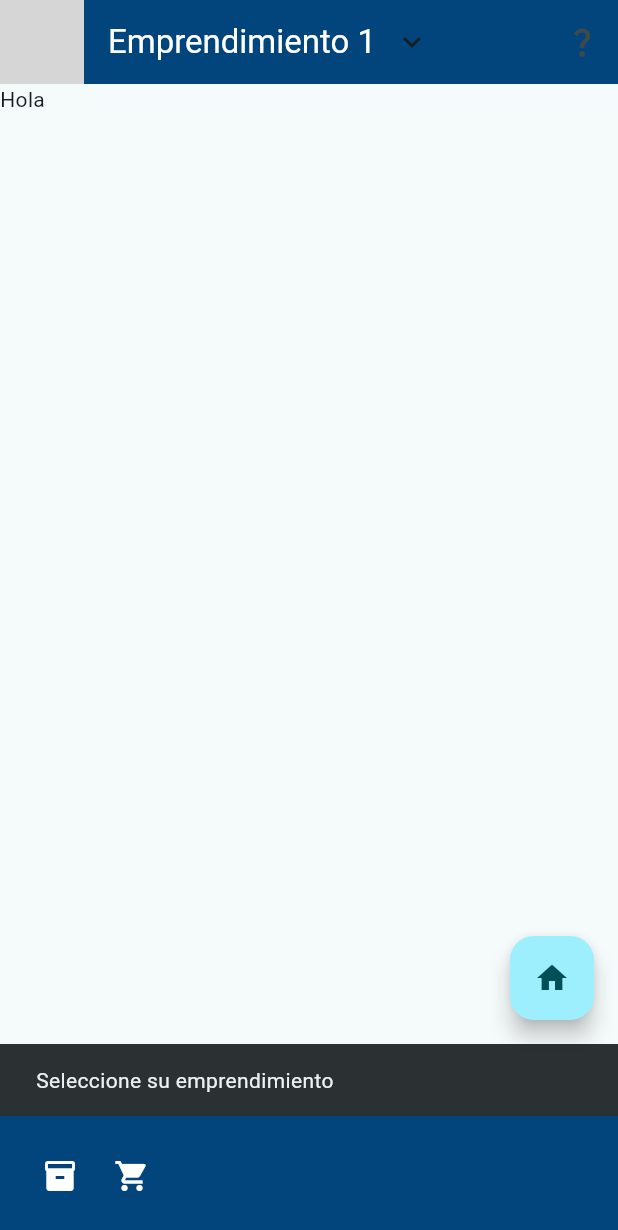
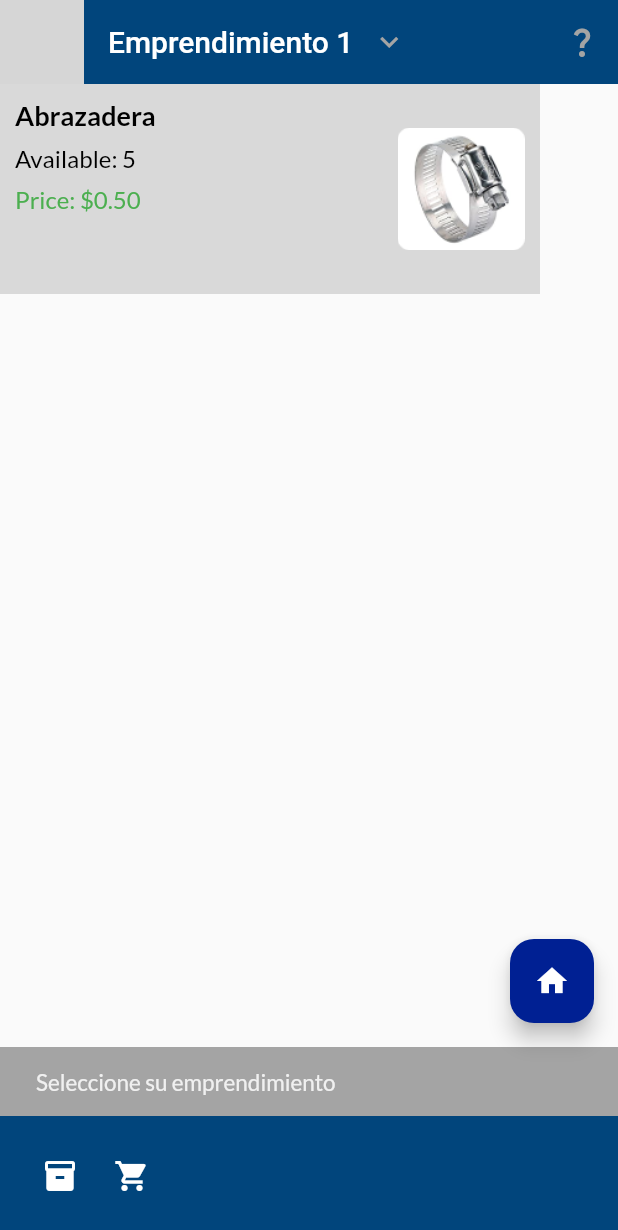
Before and after one commit to caloja1014/renters_io_taws, a Flutter app: the Stock screen opened by its route, after a tap on the "expand more" icon, on a phone screen of 412 x 824 dp. Shown: the top 1230 px of the screen. Run offline on Flutter 3.47's test engine with Material 2 defaults, Android fonts, the phone set to English and light mode, and no system bars; network calls fail; grey boxes are pictures that could not be loaded.

Commit message:
searchbar + product item component

```diff
--- /dev/null
+++ b/lib/components/product.dart
@@ -0,0 +1,72 @@
+import 'package:flutter/material.dart';
+
+class Product extends StatelessWidget {
+  final String name;
+  final int availableAmount;
+  final double price;
+  final String imageRoute;
+
+  const Product({
+    super.key,
+    required this.name,
+    required this.availableAmount,
+    required this.price,
+    required this.imageRoute,
+  });
+
+  @override
+  Widget build(BuildContext context) {
+    return Container(
+      width: 360.0,
+      height: 140, // Adjust the width as needed
+      color: Color(0xFFD9D9D9), // Background color
+      padding: EdgeInsets.all(10.0), // Padding for spacing
+      child: Row(
+        children: [
+          // Left side (75% width)
+          Expanded(
+            flex: 3, // Takes 3/4 of the available space
+            child: Column(
+              crossAxisAlignment: CrossAxisAlignment.start,
+              children: [
+                // Title
+                Text(
+                  name,
+                  style: TextStyle(
+                    fontWeight: FontWeight.bold,
+                    fontSize: 18.0,
+                  ),
+                ),
+                SizedBox(height: 8.0), // Spacer
+                // Available amount
+                Text(
+                  'Available: $availableAmount',
+                  style: TextStyle(
+                    fontSize: 16.0,
+                  ),
+                ),
+                SizedBox(height: 8.0), // Spacer
+                // Price
+                Text(
+                  'Price: \$${price.toStringAsFixed(2)}',
+                  style: TextStyle(
+                    fontSize: 16.0,
+                    color: Colors.green, // Price text color
+                  ),
+                ),
+              ],
+            ),
+          ),
+          // Right side (25% width)
+          Expanded(
+            flex: 1, // Takes 1/4 of the available space
+            child: Image.asset(
+              imageRoute,
+              fit: BoxFit.cover,
+            ),
+          ),
+        ],
+      ),
+    );
+  }
+}
--- a/lib/pages/stock.dart
+++ b/lib/pages/stock.dart
@@ -1,5 +1,8 @@
 import 'package:flutter/material.dart';
 import 'package:renters_io_taws/layout/layout_scaffold.dart';
+
+import 'package:renters_io_taws/components/search_bar.dart' as search_bar;
+import 'package:renters_io_taws/components/product.dart' as product;
 
 class Stock extends StatelessWidget {
   const Stock({super.key});
@@ -19,6 +22,6 @@
 
   @override
   Widget build(BuildContext context) {
-    return Text('Hola');
+    return const product.Product(name: 'Abrazadera', availableAmount: 5, price: 0.50, imageRoute: 'assets/images/abrazadera.png');
   }
 }
--- a/pubspec.yaml
+++ b/pubspec.yaml
@@ -62,9 +62,8 @@
   uses-material-design: true
 
   # To add assets to your application, add an assets section, like this:
-  # assets:
-  #   - images/a_dot_burr.jpeg
-  #   - images/a_dot_ham.jpeg
+  assets:
+    - assets/images/
 
   # An image asset can refer to one or more resolution-specific "variants", see
   # https://flutter.dev/assets-and-images/#resolution-aware
```
Also changed, not shown: lib/components/search_bar.dart (added, +36 -0 lines), lib/main.dart (+2 -7 lines), assets/images/abrazadera.png (added).
